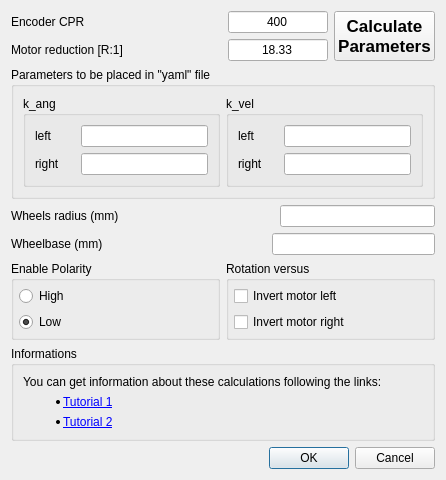
First picture: the form in qt_simple_unav_console/robotparamscalculatedialog.ui, repository officinerobotiche/simple_unav_console, before the edit.
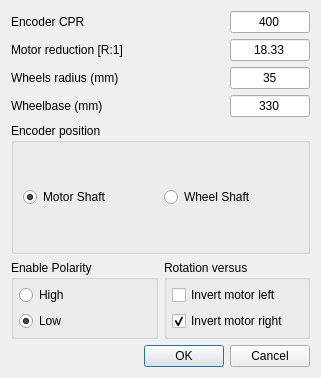
Second picture: the form after the edit.

Diff of the .ui file:
```diff
--- a/qt_simple_unav_console/robotparamscalculatedialog.ui
+++ b/qt_simple_unav_console/robotparamscalculatedialog.ui
@@ -6,8 +6,8 @@
    <rect>
     <x>0</x>
     <y>0</y>
-    <width>446</width>
-    <height>442</height>
+    <width>321</width>
+    <height>378</height>
    </rect>
   </property>
   <property name="windowTitle">
@@ -44,7 +44,7 @@
           <widget class="QLineEdit" name="lineEdit_enc_cpr">
            <property name="maximumSize">
             <size>
-             <width>100</width>
+             <width>80</width>
              <height>16777215</height>
             </size>
            </property>
@@ -87,7 +87,7 @@
           <widget class="QLineEdit" name="lineEdit_motor_ratio">
            <property name="maximumSize">
             <size>
-             <width>100</width>
+             <width>80</width>
              <height>16777215</height>
             </size>
            </property>
@@ -106,152 +106,8 @@
        </item>
       </layout>
      </item>
-     <item>
-      <widget class="QPushButton" name="pushButton">
-       <property name="sizePolicy">
-        <sizepolicy hsizetype="Minimum" vsizetype="Minimum">
-         <horstretch>0</horstretch>
-         <verstretch>0</verstretch>
-        </sizepolicy>
-       </property>
-       <property name="font">
-        <font>
-         <pointsize>13</pointsize>
-         <weight>75</weight>
-         <bold>true</bold>
-        </font>
-       </property>
-       <property name="text">
-        <string>Calculate
-Parameters</string>
-       </property>
-      </widget>
-     </item>
     </layout>
    </item>
-   <item>
-    <widget class="QGroupBox" name="groupBox">
-     <property name="title">
-      <string>Parameters to be placed in &quot;yaml&quot; file</string>
-     </property>
-     <layout class="QGridLayout" name="gridLayout_3">
-      <item row="0" column="1">
-       <widget class="QGroupBox" name="groupBox_3">
-        <property name="title">
-         <string>k_vel</string>
-        </property>
-        <layout class="QGridLayout" name="gridLayout_2">
-         <item row="0" column="0">
-          <layout class="QHBoxLayout" name="horizontalLayout_3">
-           <item>
-            <widget class="QLabel" name="label_3">
-             <property name="minimumSize">
-              <size>
-               <width>40</width>
-               <height>0</height>
-              </size>
-             </property>
-             <property name="text">
-              <string>left</string>
-             </property>
-            </widget>
-           </item>
-           <item>
-            <widget class="QLineEdit" name="lineEdit_k_vel_left">
-             <property name="readOnly">
-              <bool>true</bool>
-             </property>
-            </widget>
-           </item>
-          </layout>
-         </item>
-         <item row="1" column="0">
-          <layout class="QHBoxLayout" name="horizontalLayout_4">
-           <item>
-            <widget class="QLabel" name="label_4">
-             <property name="minimumSize">
-              <size>
-               <width>40</width>
-               <height>0</height>
-              </size>
-             </property>
-             <property name="text">
-              <string>right</string>
-             </property>
-            </widget>
-           </item>
-           <item>
-            <widget class="QLineEdit" name="lineEdit_k_vel_right">
-             <property name="readOnly">
-              <bool>true</bool>
-             </property>
-            </widget>
-           </item>
-          </layout>
-         </item>
-        </layout>
-       </widget>
-      </item>
-      <item row="0" column="0">
-       <widget class="QGroupBox" name="groupBox_2">
-        <property name="title">
-         <string>k_ang</string>
-        </property>
-        <layout class="QGridLayout" name="gridLayout">
-         <item row="0" column="0">
-          <layout class="QHBoxLayout" name="horizontalLayout">
-           <item>
-            <widget class="QLabel" name="label">
-             <property name="minimumSize">
-              <size>
-               <width>40</width>
-               <height>0</height>
-              </size>
-             </property>
-             <property name="text">
-              <string>left</string>
-             </property>
-            </widget>
-           </item>
-           <item>
-            <widget class="QLineEdit" name="lineEdit_k_ang_left">
-             <property name="readOnly">
-              <bool>true</bool>
-             </property>
-            </widget>
-           </item>
-          </layout>
-         </item>
-         <item row="1" column="0">
-          <layout class="QHBoxLayout" name="horizontalLayout_2">
-           <item>
-            <widget class="QLabel" name="label_2">
-             <property name="minimumSize">
-              <size>
-               <width>40</width>
-               <height>0</height>
-              </size>
-             </property>
-             <property name="text">
-              <string>right</string>
-             </property>
-            </widget>
-           </item>
-           <item>
-            <widget class="QLineEdit" name="lineEdit_k_ang_right">
-             <property name="readOnly">
-              <bool>true</bool>
-             </property>
-            </widget>
-           </item>
-          </layout>
-         </item>
-        </layout>
-       </widget>
-      </item>
-     </layout>
-    </widget>
-   </item>
    <item>
     <layout class="QHBoxLayout" name="horizontalLayout_9">
      <item>
@@ -282,6 +138,18 @@
      </item>
      <item>
       <widget class="QLineEdit" name="lineEdit_wheel_rad_mm">
+       <property name="maximumSize">
+        <size>
+         <width>80</width>
+         <height>16777215</height>
+        </size>
+       </property>
+       <property name="text">
+        <string>35</string>
+       </property>
+       <property name="alignment">
+        <set>Qt::AlignCenter</set>
+       </property>
        <property name="readOnly">
         <bool>false</bool>
        </property>
@@ -319,6 +187,18 @@
      </item>
      <item>
       <widget class="QLineEdit" name="lineEdit_wheelbase_mm">
+       <property name="maximumSize">
+        <size>
+         <width>80</width>
+         <height>16777215</height>
+        </size>
+       </property>
+       <property name="text">
+        <string>330</string>
+       </property>
+       <property name="alignment">
+        <set>Qt::AlignCenter</set>
+       </property>
        <property name="readOnly">
         <bool>false</bool>
        </property>
@@ -326,6 +206,32 @@
      </item>
     </layout>
    </item>
+   <item>
+    <widget class="QGroupBox" name="groupBox">
+     <property name="title">
+      <string>Encoder position</string>
+     </property>
+     <layout class="QHBoxLayout" name="horizontalLayout">
+      <item>
+       <widget class="QRadioButton" name="radioButton_2">
+        <property name="text">
+         <string>Motor Shaft</string>
+        </property>
+        <property name="checked">
+         <bool>true</bool>
+        </property>
+       </widget>
+      </item>
+      <item>
+       <widget class="QRadioButton" name="radioButton">
+        <property name="text">
+         <string>Wheel Shaft</string>
+        </property>
+       </widget>
+      </item>
+     </layout>
+    </widget>
+   </item>
    <item>
     <layout class="QHBoxLayout" name="horizontalLayout_8">
      <item>
@@ -432,6 +338,9 @@
           <property name="text">
            <string>Invert motor right</string>
           </property>
+          <property name="checked">
+           <bool>true</bool>
+          </property>
          </widget>
         </item>
        </layout>
@@ -439,42 +348,6 @@
      </item>
     </layout>
    </item>
-   <item>
-    <widget class="QGroupBox" name="groupBox_4">
-     <property name="title">
-      <string>Informations</string>
-     </property>
-     <layout class="QGridLayout" name="gridLayout_5">
-      <item row="2" column="0" colspan="2">
-       <widget class="QLabel" name="label_8">
-        <property name="text">
-         <string>&lt;html&gt;&lt;head/&gt;&lt;body&gt;&lt;p&gt;&lt;ul&gt;&lt;li&gt;&lt;a href=&quot;http://www.officinerobotiche.it/tutorial/encoder/&quot;&gt;&lt;span style=&quot; text-decoration: underline; color:#0000ff;&quot;&gt;Tutorial 1&lt;/span&gt;&lt;/a&gt;&lt;/li&gt;&lt;/ul&gt;&lt;/p&gt;&lt;/body&gt;&lt;/html&gt;</string>
-        </property>
-        <property name="openExternalLinks">
-         <bool>true</bool>
-        </property>
-       </widget>
-      </item>
-      <item row="0" column="0" rowspan="2" colspan="2">
-       <widget class="QLabel" name="label_7">
-        <property name="text">
-         <string>You can get information about these calculations following the links:</string>
-        </property>
-       </widget>
-      </item>
-      <item row="3" column="0">
-       <widget class="QLabel" name="label_9">
-        <property name="text">
-         <string>&lt;html&gt;&lt;head/&gt;&lt;body&gt;&lt;p&gt;&lt;ul&gt;&lt;li&gt;&lt;a href=&quot;http://www.officinerobotiche.it/tutorial/interfacciamento-encoder/&quot;&gt;&lt;span style=&quot; text-decoration: underline; color:#0000ff;&quot;&gt;Tutorial 2&lt;/span&gt;&lt;/a&gt;&lt;/li&gt;&lt;/ul&gt;&lt;/p&gt;&lt;/body&gt;&lt;/html&gt;</string>
-        </property>
-        <property name="openExternalLinks">
-         <bool>true</bool>
-        </property>
-       </widget>
-      </item>
-     </layout>
-    </widget>
-   </item>
    <item>
     <widget class="QDialogButtonBox" name="buttonBox">
      <property name="orientation">
```
